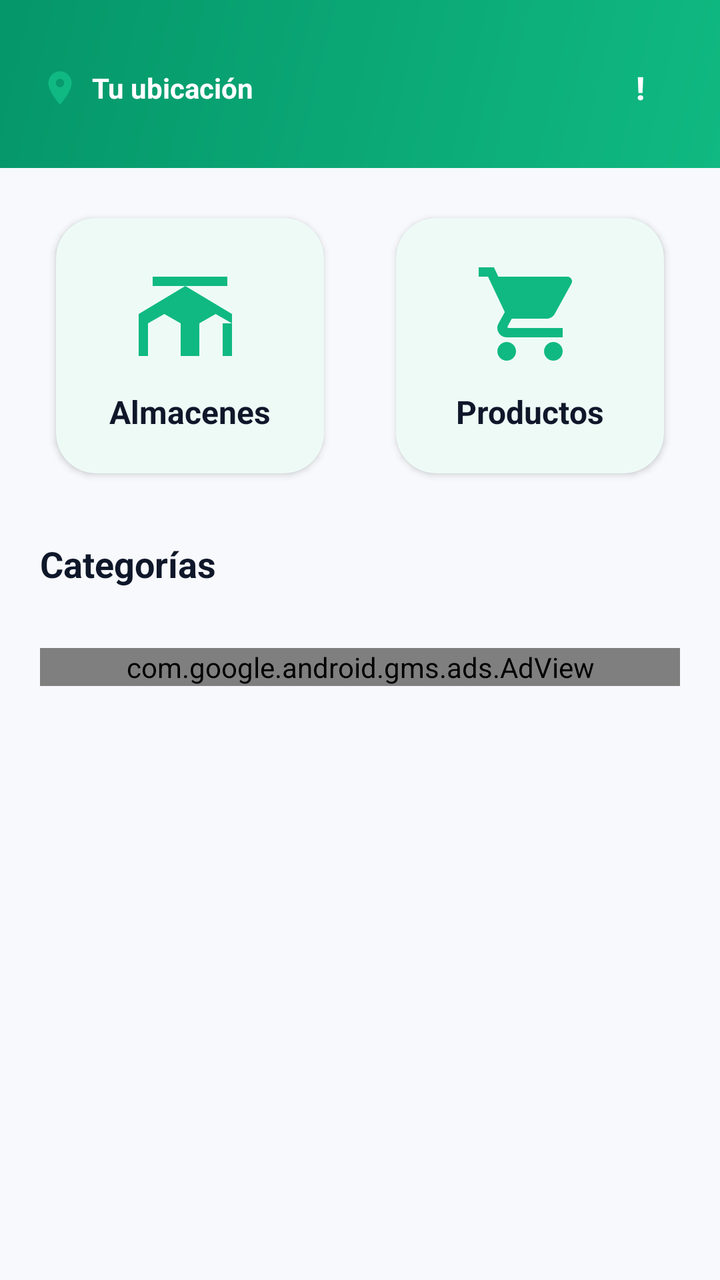
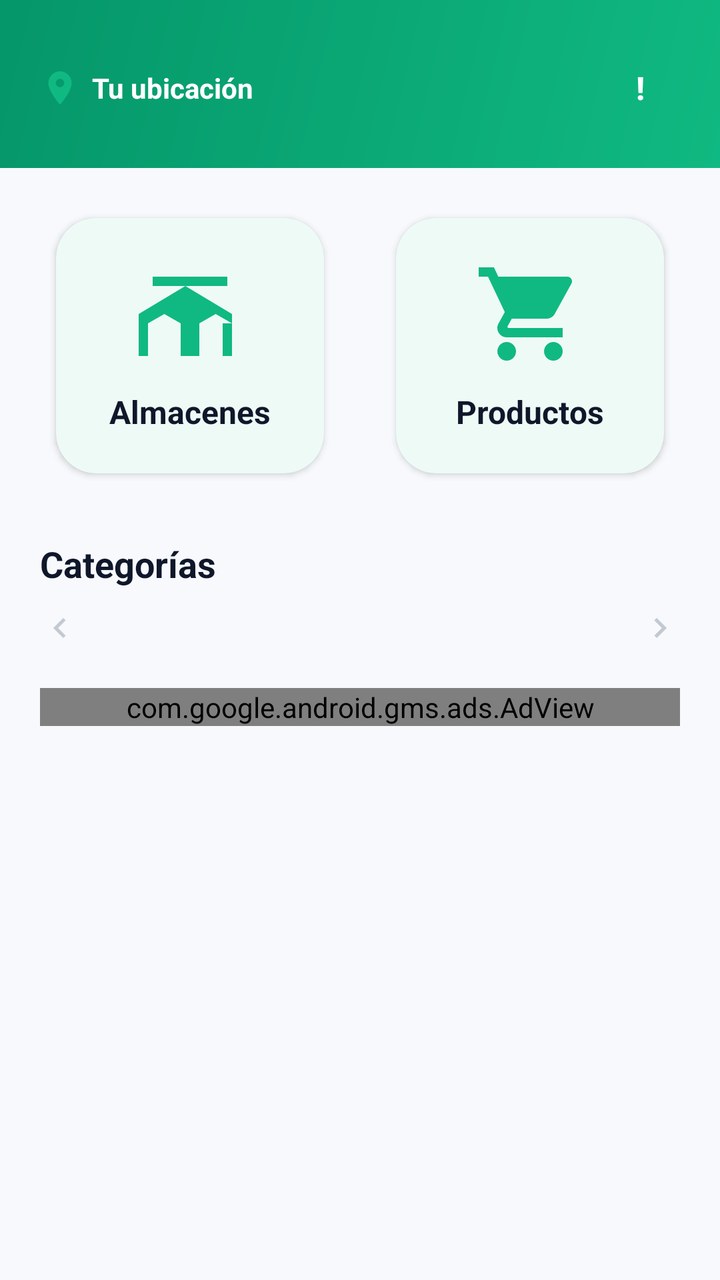

Compare the two renders of this Android layout. The source of the first and the diff that turns it into the second are given below.
<!-- AndroidManifest.xml: application theme Theme.RutaAlmacen -->
<!-- res/layout/activity_comprador.xml -->
<?xml version="1.0" encoding="utf-8"?>
<androidx.constraintlayout.widget.ConstraintLayout xmlns:android="http://schemas.android.com/apk/res/android"
    xmlns:app="http://schemas.android.com/apk/res-auto"
    xmlns:tools="http://schemas.android.com/tools"
    android:id="@+id/contenedor_comprador"
    android:layout_width="match_parent"
    android:layout_height="match_parent"
    android:background="@color/fondo_app"
    tools:context=".CompradorActivity">

    <LinearLayout
        android:id="@+id/header_home"
        android:layout_width="0dp"
        android:layout_height="wrap_content"
        android:background="@drawable/bg_header_gradient"
        android:orientation="vertical"
        android:paddingHorizontal="@dimen/margen_pantalla"
        android:paddingTop="@dimen/espacio_xl"
        android:paddingBottom="@dimen/espacio_lg"
        app:layout_constraintEnd_toEndOf="parent"
        app:layout_constraintStart_toStartOf="parent"
        app:layout_constraintTop_toTopOf="parent">

        <LinearLayout
            android:layout_width="match_parent"
            android:layout_height="wrap_content"
            android:gravity="center_vertical"
            android:orientation="horizontal">

            <ImageView
                android:layout_width="20dp"
                android:layout_height="20dp"
                android:src="@drawable/ic_ubicacion"
                android:contentDescription="Ubicación" />

            <TextView
                android:id="@+id/texto_ubicacion"
                android:layout_width="0dp"
                android:layout_height="wrap_content"
                android:layout_marginStart="@dimen/espacio_xs"
                android:layout_weight="1"
                android:text="Tu ubicación"
                android:textColor="@android:color/white"
                android:textSize="@dimen/texto_cuerpo_md"
                android:textStyle="bold" />

            <com.google.android.material.button.MaterialButton
                android:id="@+id/boton_info_alertas"
                style="@style/Widget.Material3.Button.TextButton"
                android:layout_width="40dp"
                android:layout_height="40dp"
                android:insetTop="0dp"
                android:insetBottom="0dp"
                android:minWidth="0dp"
                android:minHeight="0dp"
                android:padding="0dp"
                android:text="!"
                android:textColor="@android:color/white"
                android:textSize="16sp"
                android:textStyle="bold"
                app:rippleColor="#33FFFFFF" />
        </LinearLayout>
    </LinearLayout>

    <androidx.core.widget.NestedScrollView
        android:id="@+id/scroll_contenido"
        android:layout_width="0dp"
        android:layout_height="0dp"
        android:clipToPadding="false"
        android:fillViewport="true"
        app:layout_constraintBottom_toBottomOf="parent"
        app:layout_constraintEnd_toEndOf="parent"
        app:layout_constraintStart_toStartOf="parent"
        app:layout_constraintTop_toBottomOf="@id/header_home">

        <LinearLayout
            android:layout_width="match_parent"
            android:layout_height="wrap_content"
            android:orientation="vertical"
            android:paddingHorizontal="@dimen/margen_pantalla"
            android:paddingTop="@dimen/espacio_md"
            android:paddingBottom="@dimen/espacio_md">

            <LinearLayout
                android:layout_width="match_parent"
                android:layout_height="wrap_content"
                android:orientation="horizontal">

                <com.google.android.material.card.MaterialCardView
                    android:id="@+id/card_almacenes"
                    android:layout_width="0dp"
                    android:layout_height="wrap_content"
                    android:layout_marginEnd="@dimen/espacio_sm"
                    android:layout_weight="1"
                    android:clickable="true"
                    android:focusable="true"
                    app:cardBackgroundColor="@color/fondo_card"
                    app:cardCornerRadius="@dimen/radio_card"
                    app:cardElevation="2dp"
                    app:strokeWidth="0dp">

                    <LinearLayout
                        android:layout_width="match_parent"
                        android:layout_height="wrap_content"
                        android:gravity="center"
                        android:orientation="vertical"
                        android:padding="@dimen/espacio_lg">

                        <ImageView
                            android:layout_width="56dp"
                            android:layout_height="56dp"
                            android:contentDescription="Almacenes"
                            android:src="@drawable/ic_almacen" />

                        <TextView
                            android:layout_width="wrap_content"
                            android:layout_height="wrap_content"
                            android:layout_marginTop="@dimen/espacio_sm"
                            android:text="Almacenes"
                            android:textColor="@color/texto_principal"
                            android:textSize="@dimen/texto_titulo_sm"
                            android:textStyle="bold" />
                    </LinearLayout>
                </com.google.android.material.card.MaterialCardView>

                <com.google.android.material.card.MaterialCardView
                    android:id="@+id/card_productos"
                    android:layout_width="0dp"
                    android:layout_height="wrap_content"
                    android:layout_marginStart="@dimen/espacio_sm"
                    android:layout_weight="1"
                    android:clickable="true"
                    android:focusable="true"
                    app:cardBackgroundColor="@color/fondo_card"
                    app:cardCornerRadius="@dimen/radio_card"
                    app:cardElevation="2dp"
                    app:strokeWidth="0dp">

                    <LinearLayout
                        android:layout_width="match_parent"
                        android:layout_height="wrap_content"
                        android:gravity="center"
                        android:orientation="vertical"
                        android:padding="@dimen/espacio_lg">

                        <ImageView
                            android:layout_width="56dp"
                            android:layout_height="56dp"
                            android:contentDescription="Productos"
                            android:src="@drawable/ic_productos" />

                        <TextView
                            android:layout_width="wrap_content"
                            android:layout_height="wrap_content"
                            android:layout_marginTop="@dimen/espacio_sm"
                            android:text="Productos"
                            android:textColor="@color/texto_principal"
                            android:textSize="@dimen/texto_titulo_sm"
                            android:textStyle="bold" />
                    </LinearLayout>
                </com.google.android.material.card.MaterialCardView>
            </LinearLayout>

            <TextView
                android:layout_width="wrap_content"
                android:layout_height="wrap_content"
                android:layout_marginTop="@dimen/espacio_xl"
                android:text="Categorías"
                android:textColor="@color/texto_principal"
                android:textSize="@dimen/texto_titulo_md"
                android:textStyle="bold" />

            <androidx.recyclerview.widget.RecyclerView
                android:id="@+id/recycler_categorias"
                android:layout_width="match_parent"
                android:layout_height="wrap_content"
                android:layout_marginTop="@dimen/espacio_sm"
                android:clipToPadding="false"
                android:nestedScrollingEnabled="false"
                android:overScrollMode="never" />

            <com.google.android.gms.ads.AdView
                android:id="@+id/ad_view"
                android:layout_width="match_parent"
                android:layout_height="wrap_content"
                android:layout_marginTop="@dimen/espacio_lg"
                app:adSize="BANNER"
                app:adUnitId="ca-app-pub-3940256099942544/6300978111" />
        </LinearLayout>
    </androidx.core.widget.NestedScrollView>

    <LinearLayout
        android:id="@+id/contenedor_carga_comprador"
        android:layout_width="0dp"
        android:layout_height="0dp"
        android:clickable="true"
        android:focusable="true"
        android:gravity="center"
        android:orientation="vertical"
        android:visibility="gone"
        app:layout_constraintBottom_toBottomOf="parent"
        app:layout_constraintEnd_toEndOf="parent"
        app:layout_constraintStart_toStartOf="parent"
        app:layout_constraintTop_toTopOf="parent">

        <com.google.android.material.card.MaterialCardView
            android:layout_width="wrap_content"
            android:layout_height="wrap_content"
            app:cardBackgroundColor="@color/fondo_card"
            app:cardCornerRadius="@dimen/radio_card"
            app:cardElevation="@dimen/elevacion_card"
            app:cardUseCompatPadding="true"
            app:strokeWidth="0dp">

            <LinearLayout
                android:layout_width="wrap_content"
                android:layout_height="wrap_content"
                android:gravity="center"
                android:orientation="vertical"
                android:padding="@dimen/padding_card">

                <com.google.android.material.progressindicator.CircularProgressIndicator
                    android:layout_width="@dimen/espacio_3xl"
                    android:layout_height="@dimen/espacio_3xl"
                    app:indicatorSize="@dimen/espacio_3xl"
                    app:trackThickness="@dimen/espacio_xs" />

                <TextView
                    android:layout_width="wrap_content"
                    android:layout_height="wrap_content"
                    android:layout_marginTop="@dimen/espacio_sm"
                    android:text="Cargando..."
                    android:textAppearance="@style/TextAppearance.RutaAlmacen.Comprador.BodyMedium" />
            </LinearLayout>
        </com.google.android.material.card.MaterialCardView>
    </LinearLayout>

</androidx.constraintlayout.widget.ConstraintLayout>
<!-- resources referenced by this layout -->
<resources>
  <color name="fondo_app">#FFF7F9FC</color>
  <color name="fondo_card">#FFFFFFFF</color>
  <color name="texto_principal">#FF0F172A</color>
  <dimen name="elevacion_card">4dp</dimen>
  <dimen name="espacio_3xl">40dp</dimen>
  <dimen name="espacio_lg">20dp</dimen>
  <dimen name="espacio_md">16dp</dimen>
  <dimen name="espacio_sm">10dp</dimen>
  <dimen name="espacio_xl">24dp</dimen>
  <dimen name="espacio_xs">6dp</dimen>
  <dimen name="margen_pantalla">20dp</dimen>
  <dimen name="padding_card">18dp</dimen>
  <dimen name="radio_card">20dp</dimen>
  <dimen name="texto_cuerpo_md">14sp</dimen>
  <dimen name="texto_titulo_md">18sp</dimen>
  <dimen name="texto_titulo_sm">16sp</dimen>
  <!-- drawable bg_header_gradient (drawable) -->
  <?xml version="1.0" encoding="utf-8"?>
  <shape xmlns:android="http://schemas.android.com/apk/res/android">
      <gradient
          android:angle="135"
          android:startColor="#10B981"
          android:endColor="#059669"
          android:type="linear" />
  </shape>
  <!-- drawable ic_almacen (drawable) -->
  <vector xmlns:android="http://schemas.android.com/apk/res/android"
      android:width="48dp"
      android:height="48dp"
      android:viewportWidth="24"
      android:viewportHeight="24">
      <path
          android:fillColor="#10B981"
          android:pathData="M20,4H4v2h16V4zM21,14l-3.5,-2L14,14v7h-4v-7l-3.5,-2L3,14v7H1v-9l10,-6l10,6V21h-2V14z"/>
  </vector>
  <!-- drawable ic_ubicacion (drawable) -->
  <vector xmlns:android="http://schemas.android.com/apk/res/android"
      android:width="24dp"
      android:height="24dp"
      android:viewportWidth="24"
      android:viewportHeight="24">
      <path
          android:fillColor="#10B981"
          android:pathData="M12,2C8.13,2 5,5.13 5,9c0,5.25 7,13 7,13s7,-7.75 7,-13C19,5.13 15.87,2 12,2zM12,11.5c-1.38,0 -2.5,-1.12 -2.5,-2.5s1.12,-2.5 2.5,-2.5s2.5,1.12 2.5,2.5S13.38,11.5 12,11.5z"/>
  </vector>
  <style name="TextAppearance.RutaAlmacen.Comprador.BodyMedium" parent="TextAppearance.Material3.BodyLarge">
          <item name="android:textSize">@dimen/texto_cuerpo_lg</item>
          <item name="android:textColor">@color/texto_secundario</item>
      </style>
  <style name="Theme.RutaAlmacen" parent="Base.Theme.RutaAlmacen" />
  <dimen name="texto_cuerpo_lg">16sp</dimen>
  <color name="texto_secundario">#FF475569</color>
  <color name="colorPrimary">#FF10B981</color>
  <color name="colorOnPrimary">#FFFFFFFF</color>
  <color name="colorPrimaryLight">#FFD1FAE5</color>
  <color name="texto_en_pastel">#FF0F766E</color>
  <color name="colorSecondary">#FFF59E0B</color>
  <color name="colorOnSecondary">#FFFFFFFF</color>
  <color name="colorSecondaryLight">#FFFEF3C7</color>
  <color name="colorTertiary">#FF6366F1</color>
  <color name="colorTertiaryLight">#FFE0E7FF</color>
  <color name="colorAccent">#FFEF4444</color>
  <color name="colorAccentLight">#FFFEE2E2</color>
  <color name="borde_sutil">#FFE2E8F0</color>
  <color name="divisor">#FFF1F5F9</color>
  <style name="Widget.RutaAlmacen.CardView" parent="Widget.Material3.CardView.Filled">
          <item name="cardCornerRadius">@dimen/radio_card</item>
          <item name="cardElevation">@dimen/elevacion_card</item>
          <item name="cardBackgroundColor">@color/fondo_card</item>
          <item name="strokeWidth">0dp</item>
          <item name="cardUseCompatPadding">true</item>
      </style>
  <dimen name="radio_boton">24dp</dimen>
  <dimen name="alto_boton">56dp</dimen>
  <dimen name="radio_input">14dp</dimen>
  <!-- unchanged entries left out for length: 4 -->
</resources>

<!-- the commit's change to res/layout/activity_comprador.xml (unified diff, before → after) -->
@@ -170,14 +170,41 @@
                 android:textSize="@dimen/texto_titulo_md"
                 android:textStyle="bold" />
 
-            <androidx.recyclerview.widget.RecyclerView
-                android:id="@+id/recycler_categorias"
+            <LinearLayout
                 android:layout_width="match_parent"
                 android:layout_height="wrap_content"
                 android:layout_marginTop="@dimen/espacio_sm"
-                android:clipToPadding="false"
-                android:nestedScrollingEnabled="false"
-                android:overScrollMode="never" />
+                android:gravity="center_vertical"
+                android:orientation="horizontal">
+
+                <ImageView
+                    android:layout_width="20dp"
+                    android:layout_height="20dp"
+                    android:alpha="0.3"
+                    android:contentDescription="Deslizar"
+                    android:src="@drawable/ic_chevron_right"
+                    android:tint="@color/texto_secundario"
+                    android:rotation="180" />
+
+                <androidx.recyclerview.widget.RecyclerView
+                    android:id="@+id/recycler_categorias"
+                    android:layout_width="0dp"
+                    android:layout_height="wrap_content"
+                    android:layout_marginHorizontal="@dimen/espacio_xs"
+                    android:layout_weight="1"
+                    android:clipToPadding="false"
+                    android:nestedScrollingEnabled="false"
+                    android:orientation="horizontal"
+                    android:overScrollMode="never" />
+
+                <ImageView
+                    android:layout_width="20dp"
+                    android:layout_height="20dp"
+                    android:alpha="0.3"
+                    android:contentDescription="Deslizar"
+                    android:src="@drawable/ic_chevron_right"
+                    android:tint="@color/texto_secundario" />
+            </LinearLayout>
 
             <com.google.android.gms.ads.AdView
                 android:id="@+id/ad_view"
<!-- resource entries referenced after the edit -->
@@ -34,6 +34,17 @@
       <path
           android:fillColor="#10B981"
           android:pathData="M20,4H4v2h16V4zM21,14l-3.5,-2L14,14v7h-4v-7l-3.5,-2L3,14v7H1v-9l10,-6l10,6V21h-2V14z"/>
+  </vector>
+  <!-- drawable ic_chevron_right (drawable) -->
+  <vector xmlns:android="http://schemas.android.com/apk/res/android"
+      android:width="24dp"
+      android:height="24dp"
+      android:viewportWidth="24"
+      android:viewportHeight="24"
+      android:tint="?attr/colorOnSurface">
+      <path
+          android:fillColor="@android:color/white"
+          android:pathData="M10,6L8.59,7.41 13.17,12l-4.58,4.59L10,18l6,-6z" />
   </vector>
   <!-- drawable ic_ubicacion (drawable) -->
   <vector xmlns:android="http://schemas.android.com/apk/res/android"
